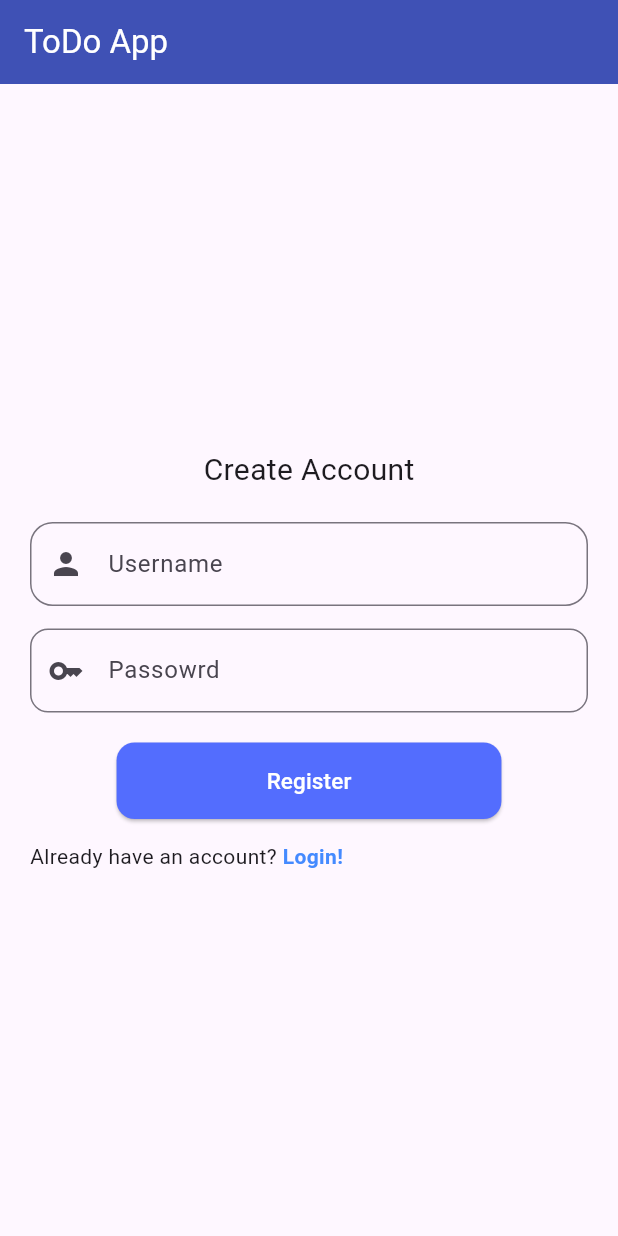
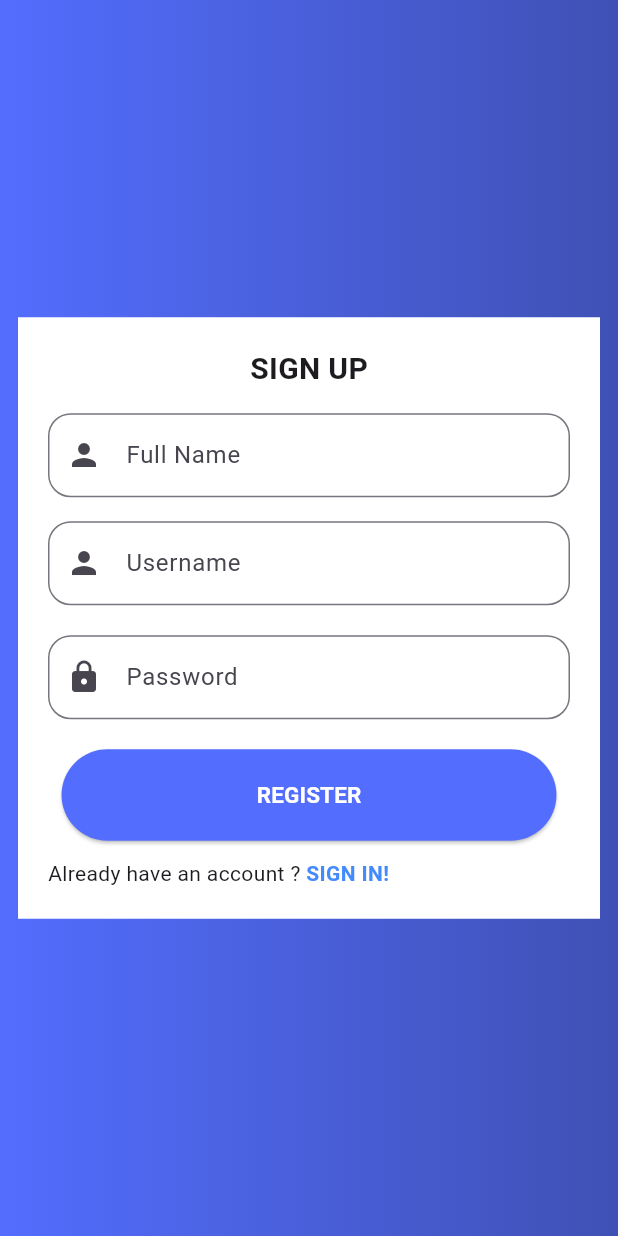
Before and after one commit to PurplishCode/todo-app, a Flutter app: the screen it shows after launch, on a phone screen of 412 x 824 dp. Run offline on Flutter 3.47's test engine with Material 3 defaults, Android fonts, the phone set to English and light mode, and no system bars; our stand-ins replace google_fonts; Roboto replaces fonts that are missing (Calibri, Montserrat, Times New Roman).

Commit message:
Routing and adjustment

```diff
--- /dev/null
+++ b/lib/auth/screens/signin.dart
@@ -0,0 +1,19 @@
+import 'package:flutter/material.dart';
+import 'package:google_fonts/google_fonts.dart';
+
+class SignIn extends StatefulWidget {
+  const SignIn({super.key});
+
+  static const String screenName = '/signin';
+  @override
+  State<SignIn> createState() => _SignInPage();
+}
+
+class _SignInPage extends State<SignIn> {
+  @override
+  Widget build(BuildContext context) {
+    return Scaffold(body: Container(decoration:BoxDecoration(gradient: LinearGradient(colors:[Colors.indigoAccent, Colors.indigo])), child: Center(child:
+    SingleChildScrollView(padding: EdgeInsets.all(12),child: Container(width:500,padding: EdgeInsets.all(20),decoration: BoxDecoration(color: Colors.white),child: Column(mainAxisAlignment: MainAxisAlignment.center,children: [Text("SIGN IN!", style: TextStyle(fontSize: 20, fontFamily: "Montserrat", fontWeight: FontWeight.bold
+    )), SizedBox(height:16), TextField(decoration: InputDecoration(labelText: "Username",prefixIcon: Icon(Icons.person), border: OutlineInputBorder(borderRadius: BorderRadius.circular(15))),), SizedBox(height: 20), TextField(obscureText: true,decoration: InputDecoration(labelText: "Password",prefixIcon: Icon(Icons.lock), border: OutlineInputBorder(borderRadius: BorderRadius.circular(15))),), SizedBox(height: 20,), ElevatedButton(onPressed: (){}, child: Text("LOGIN", style: TextStyle(fontWeight: FontWeight.bold, fontSize: 15, color: Colors.white)), style: ElevatedButton.styleFrom(padding: EdgeInsets.symmetric(vertical: 20, horizontal: 150), backgroundColor: Colors.indigoAccent),), SizedBox(height: 12,),Row(children: [Text("Doesn't have an account yet? "), GestureDetector(child: Text("SIGN UP!", style: TextStyle(color: Colors.blueAccent, fontWeight: FontWeight.bold),), onTap: (){Navigator.pushNamed(context, '/signup');},)],)]),))),),);
+  }
+}
--- /dev/null
+++ b/lib/auth/screens/signup.dart
@@ -0,0 +1,19 @@
+import 'package:flutter/material.dart';
+import 'package:google_fonts/google_fonts.dart';
+
+class SignUp extends StatefulWidget {
+  const SignUp({super.key});
+
+  static const String screenName = '/signup';
+  @override
+  State<SignUp> createState() => _SignUpPage();
+}
+
+class _SignUpPage extends State<SignUp> {
+  @override
+  Widget build(BuildContext context) {
+    return Scaffold(body: Container(decoration:BoxDecoration(gradient: LinearGradient(colors:[Colors.indigoAccent, Colors.indigo])), child: Center(child:
+    SingleChildScrollView(padding: EdgeInsets.all(12),child: Container(width:500,padding: EdgeInsets.all(20),decoration: BoxDecoration(color: Colors.white),child: Column(mainAxisAlignment: MainAxisAlignment.center,children: [Text("SIGN UP", style: TextStyle(fontSize: 20, fontFamily: "Montserrat", fontWeight: FontWeight.bold
+    )), SizedBox(height: 15),TextField(decoration: InputDecoration(labelText: "Full Name",prefixIcon: Icon(Icons.person), border: OutlineInputBorder(borderRadius: BorderRadius.circular(15))),),SizedBox(height:16), TextField(decoration: InputDecoration(labelText: "Username",prefixIcon: Icon(Icons.person), border: OutlineInputBorder(borderRadius: BorderRadius.circular(15))),), SizedBox(height: 20), TextField(obscureText: true,decoration: InputDecoration(labelText: "Password",prefixIcon: Icon(Icons.lock), border: OutlineInputBorder(borderRadius: BorderRadius.circular(15))),), SizedBox(height: 20,), ElevatedButton(onPressed: (){}, child: Text("REGISTER", style: TextStyle(fontWeight: FontWeight.bold, fontSize: 15, color: Colors.white)), style: ElevatedButton.styleFrom(padding: EdgeInsets.symmetric(vertical: 20, horizontal: 130), backgroundColor: Colors.indigoAccent),), SizedBox(height: 12,),Row(children: [Text("Already have an account ? "), GestureDetector(child: Text("SIGN IN!", style: TextStyle(color: Colors.blueAccent, fontWeight: FontWeight.bold),), onTap: (){Navigator.pushNamed(context, '/signin');},)],)]),))),),);
+  }
+}
--- a/lib/main.dart
+++ b/lib/main.dart
@@ -1,5 +1,7 @@
 import 'package:flutter/material.dart';
-import 'package:todoapp/signup.dart';
+import 'package:todoapp/auth/screens/signin.dart';
+import 'package:todoapp/auth/screens/signup.dart';
+import 'package:todoapp/routes.dart';
 
 void main() {
   runApp(const HomeStateful());
@@ -17,6 +19,6 @@ class _HomeStateful extends State<HomeStateful> {
 
   @override
   Widget build(BuildContext context) {
-    return const MaterialApp(home:SignUp(),debugShowCheckedModeBanner: false,);
+    return MaterialApp(home:const SignUp(),debugShowCheckedModeBanner: false, onGenerateRoute: generateRoutes,);
   }
 }
--- /dev/null
+++ b/lib/routes.dart
@@ -0,0 +1,19 @@
+import 'package:flutter/material.dart';
+import 'package:todoapp/auth/screens/signin.dart';
+import 'package:todoapp/auth/screens/signup.dart';
+
+Route<void> generateRoutes(RouteSettings routeSettings) {
+  print("Navigated to: ${routeSettings.name}");
+  switch(routeSettings.name) {
+    case(SignIn.screenName): return _pageRoutes(routesName: '/signin', routesView: const SignIn());
+    break;
+    case(SignUp.screenName): return _pageRoutes(routesName: '/signup', routesView: const SignUp());
+    break;
+    // Add more cases correspondingly.
+    default: return MaterialPageRoute(builder: (context) => Scaffold(body: Center(child: Text("404 Not Found", style: TextStyle(fontWeight: FontWeight.bold, fontSize: 30),),),));
+  }
+
+}
+PageRoute _pageRoutes({String? routesName, Widget? routesView}) {
+  return MaterialPageRoute(settings: RouteSettings(name: routesName),builder: (context) => routesView!);
+}
--- a/lib/signup.dart
+++ /dev/null
@@ -1,24 +0,0 @@
-import 'package:flutter/material.dart';
-import 'package:todoapp/signin.dart';
-
-class SignUp extends StatelessWidget {
-  const SignUp({super.key});
-
-  @override
-  Widget build(BuildContext context) {
-    return Scaffold(appBar: AppBar(backgroundColor: Colors.indigo, title: Text('ToDo App', style: TextStyle(color: Colors.white),),),
-      body: Center(child:
-    SingleChildScrollView(padding: EdgeInsets.all(20),
-        child:
-        Column(crossAxisAlignment: CrossAxisAlignment.center
-      , children:
-          [
-            Text("Create Account", style: TextStyle(fontFamily: "Times New Roman", fontSize: 20),),
-            SizedBox(height: 20),
-            TextField(decoration: InputDecoration(labelText: 'Username', prefixIcon: Icon(Icons.person), border: OutlineInputBorder(borderRadius: BorderRadius.circular(15)))), SizedBox(height:15),
-            TextField(obscureText: true,decoration: InputDecoration(labelText: "Passowrd", prefixIcon: Icon(Icons.key), border: OutlineInputBorder(borderRadius: BorderRadius.circular(12))),), SizedBox(height:20),
-            ElevatedButton(onPressed: (){}, style: ElevatedButton.styleFrom(padding: EdgeInsets.symmetric(vertical: 15, horizontal: 100), shape: RoundedRectangleBorder(borderRadius: BorderRadius.circular(12)), backgroundColor: Colors.indigoAccent), child:
-          const Text("Register", style: TextStyle(fontSize: 15, fontFamily: "Calibri", color: Colors.white),),), SizedBox(height: 15), Row(children: [Text("Already have an account? "), GestureDetector(onTap: (){ const SignIn(); }, child: Text("Login!", style: TextStyle(color: Colors.blueAccent, fontWeight: FontWeight.bold),),)],)]))));
-  }
-
-}
--- a/pubspec.yaml
+++ b/pubspec.yaml
@@ -35,7 +35,7 @@ dependencies:
   # The following adds the Cupertino Icons font to your application.
   # Use with the CupertinoIcons class for iOS style icons.
   cupertino_icons: ^1.0.8
-
+  google_fonts: ^6.2.1
 dev_dependencies:
   flutter_test:
     sdk: flutter
```
Also changed, not shown: lib/signin.dart (deleted, +0 -10 lines), pubspec.lock, 2 other files.
